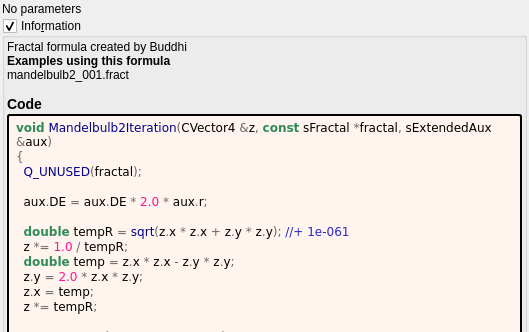
First picture: the form in mandelbulber2/formula/ui/mandelbulb2.ui, repository buddhi1980/mandelbulber2, before the edit; both pictures show x 0 to 529 and y 0 to 332 of the 529 by 621 pixel window.
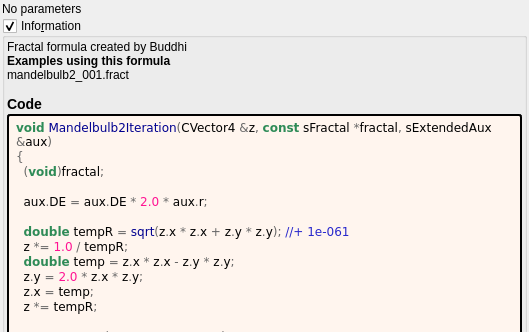
Second picture: the form after the edit. Custom widgets are drawn as their Qt base class.

The edit to the form file:
```diff
--- a/mandelbulber2/formula/ui/mandelbulb2.ui
+++ b/mandelbulber2/formula/ui/mandelbulb2.ui
@@ -90,7 +90,7 @@
          <string notr="true">&lt;body style=&quot;background-color:#fff5ee&quot;&gt;
 &lt;pre style=&quot;color:#000000; background-color:#fff5ee;  font-family:&#039;Courier New&#039;,monospace;white-space: pre-wrap;&quot;&gt;&lt;span style=&quot;color:#2e8b57; font-weight:bold&quot;&gt;void&lt;/span&gt; &lt;span style=&quot;color:#00008f&quot;&gt;Mandelbulb2Iteration&lt;/span&gt;&lt;span style=&quot;color:#676767&quot;&gt;(&lt;/span&gt;CVector4 &lt;span style=&quot;color:#676767&quot;&gt;&amp;amp;&lt;/span&gt;z&lt;span style=&quot;color:#676767&quot;&gt;,&lt;/span&gt; &lt;span style=&quot;color:#2e8b57; font-weight:bold&quot;&gt;const&lt;/span&gt; sFractal &lt;span style=&quot;color:#676767&quot;&gt;*&lt;/span&gt;fractal&lt;span style=&quot;color:#676767&quot;&gt;,&lt;/span&gt; sExtendedAux &lt;span style=&quot;color:#676767&quot;&gt;&amp;amp;&lt;/span&gt;aux&lt;span style=&quot;color:#676767&quot;&gt;)&lt;/span&gt;
 &lt;span style=&quot;color:#676767&quot;&gt;{&lt;/span&gt;
-  &lt;span style=&quot;color:#00008f&quot;&gt;Q_UNUSED&lt;/span&gt;&lt;span style=&quot;color:#676767&quot;&gt;(&lt;/span&gt;fractal&lt;span style=&quot;color:#676767&quot;&gt;);&lt;/span&gt;
+  &lt;span style=&quot;color:#676767&quot;&gt;(&lt;/span&gt;&lt;span style=&quot;color:#2e8b57; font-weight:bold&quot;&gt;void&lt;/span&gt;&lt;span style=&quot;color:#676767&quot;&gt;)&lt;/span&gt;fractal&lt;span style=&quot;color:#676767&quot;&gt;;&lt;/span&gt;
 
   aux&lt;span style=&quot;color:#676767&quot;&gt;.&lt;/span&gt;DE &lt;span style=&quot;color:#676767&quot;&gt;=&lt;/span&gt; aux&lt;span style=&quot;color:#676767&quot;&gt;.&lt;/span&gt;DE &lt;span style=&quot;color:#676767&quot;&gt;*&lt;/span&gt; &lt;span style=&quot;color:#ff1493&quot;&gt;2.0&lt;/span&gt; &lt;span style=&quot;color:#676767&quot;&gt;*&lt;/span&gt; aux&lt;span style=&quot;color:#676767&quot;&gt;.&lt;/span&gt;r&lt;span style=&quot;color:#676767&quot;&gt;;&lt;/span&gt;
 
```
